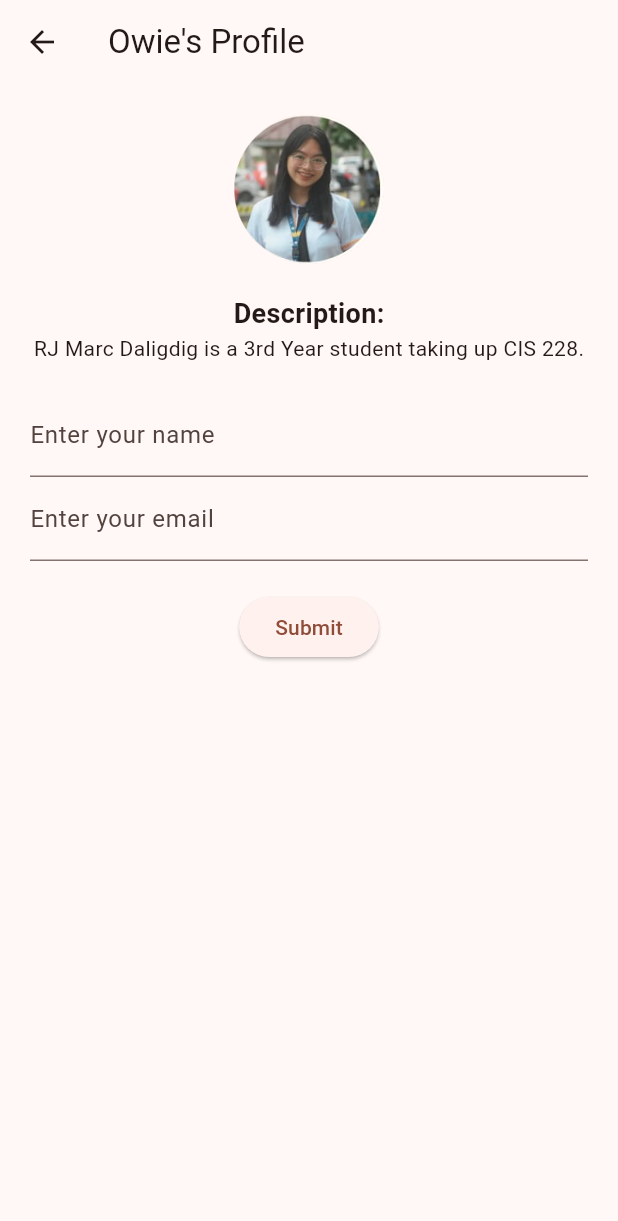
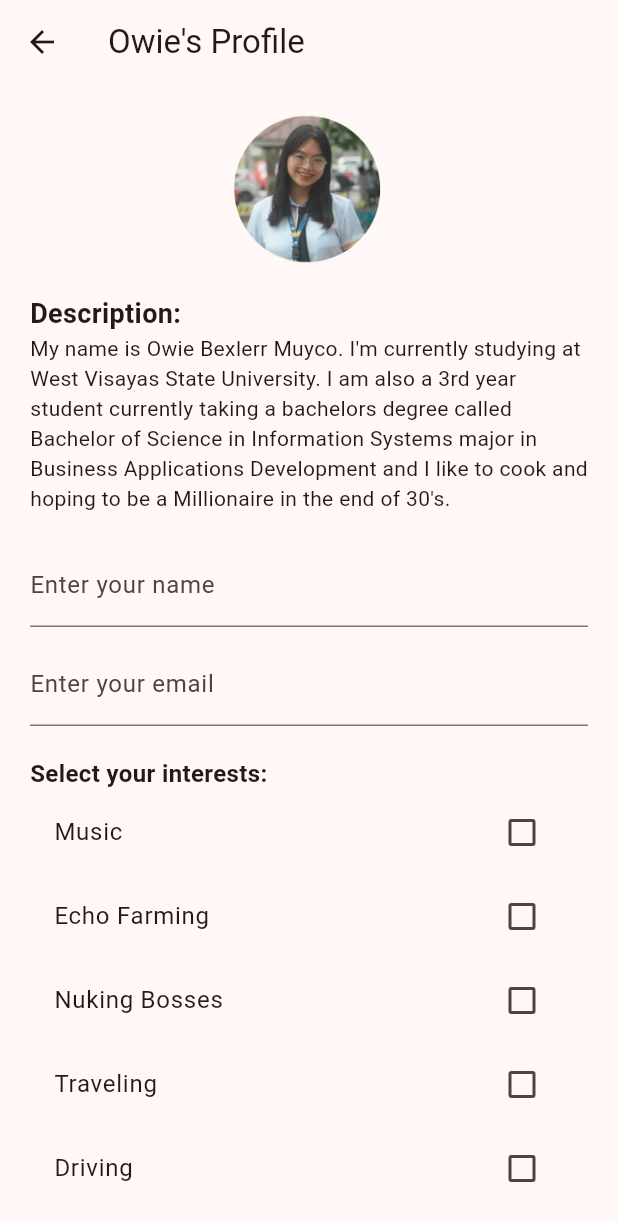
Before and after one commit to Arjim4rc/cis228_our_profile, a Flutter app: the ProfileOwie screen opened directly, on a phone screen of 412 x 824 dp. Shown: the top 1221 px of the screen. Run offline on Flutter 3.47's test engine with Material 3 defaults, Android fonts, the phone set to English and light mode, and no system bars.

Commit message:
Daligdig and Muyco Files

```diff
--- a/lib/profile_owie.dart
+++ b/lib/profile_owie.dart
@@ -25,7 +25,8 @@ class _ProfileOwieState extends State<ProfileOwie> {
   void _submitData() {
     String name = profilename.text.trim();
     String email = profileemail.text.trim();
-    List<String> selectedInterests = _interests.entries
+    List<String> selectedInterests =
+        _interests.entries
             .where((entry) => entry.value)
             .map((entry) => entry.key)
             .toList();
@@ -33,7 +34,9 @@ class _ProfileOwieState extends State<ProfileOwie> {
     print("\n==============  YOUR PROFILE  ==============");
     print("📌 Name: $name");
     print("📌 Email: $email");
-    print("📌 Selected Interests: ${selectedInterests.isNotEmpty ? selectedInterests.join(', ') : 'None'}");
+    print(
+      "📌 Selected Interests: ${selectedInterests.isNotEmpty ? selectedInterests.join(', ') : 'None'}",
+    );
     print("=================================================");
   }
 
@@ -41,20 +44,66 @@ class _ProfileOwieState extends State<ProfileOwie> {
   Widget build(BuildContext context) {
     return Scaffold(
       appBar: AppBar(title: const Text("Owie's Profile")),
-      body: Padding(
+      body: SingleChildScrollView(
+        child: Padding(
           padding: const EdgeInsets.all(20),
           child: Column(
+            crossAxisAlignment: CrossAxisAlignment.start,
             children: [
-            CircleAvatar(radius: 50, backgroundImage: AssetImage('assets/owie.jpg')),
+              Center(
+                child: CircleAvatar(
+                  radius: 50,
+                  backgroundImage: AssetImage('assets/owie.jpg'),
+                ),
+              ),
               const SizedBox(height: 20),
-            const Text("Description:", style: TextStyle(fontSize: 18, fontWeight: FontWeight.bold)),
-            const Text("RJ Marc Daligdig is a 3rd Year student taking up CIS 228."),
+              const Text(
+                "Description:",
+                style: TextStyle(fontSize: 18, fontWeight: FontWeight.bold),
+              ),
+              const Text(
+                "My name is Owie Bexlerr Muyco. I'm currently studying at West Visayas State University. I am also a 3rd year student currently taking a bachelors degree called Bachelor of Science in Information Systems major in Business Applications Development and I like to cook and hoping to be a Millionaire in the end of 30's.",
+              ),
               const SizedBox(height: 20),
-            TextField(controller: profilename, decoration: const InputDecoration(labelText: 'Enter your name')),
-            TextField(controller: profileemail, decoration: const InputDecoration(labelText: 'Enter your email')),
+              TextField(
+                controller: profilename,
+                decoration: const InputDecoration(labelText: 'Enter your name'),
+              ),
+              const SizedBox(height: 10),
+              TextField(
+                controller: profileemail,
+                decoration: const InputDecoration(
+                  labelText: 'Enter your email',
+                ),
+              ),
               const SizedBox(height: 20),
-            ElevatedButton(onPressed: _submitData, child: const Text("Submit")),
+              const Text(
+                "Select your interests:",
+                style: TextStyle(fontSize: 16, fontWeight: FontWeight.bold),
+              ),
+              Column(
+                children:
+                    _interests.keys.map((String key) {
+                      return CheckboxListTile(
+                        title: Text(key),
+                        value: _interests[key],
+                        onChanged: (bool? value) {
+                          setState(() {
+                            _interests[key] = value ?? false;
+                          });
+                        },
+                      );
+                    }).toList(),
+              ),
+              const SizedBox(height: 20),
+              Center(
+                child: ElevatedButton(
+                  onPressed: _submitData,
+                  child: const Text("Submit"),
+                ),
+              ),
             ],
+          ),
         ),
       ),
     );
--- a/lib/profile_rj.dart
+++ b/lib/profile_rj.dart
@@ -34,7 +34,8 @@ class _ProfileRJState extends State<ProfileRJ> {
   Widget build(BuildContext context) {
     return Scaffold(
       appBar: AppBar(title: const Text("RJ's Profile")),
-      body: Padding(
+      body: SingleChildScrollView(
+        child: Padding(
           padding: const EdgeInsets.all(16.0),
           child: Column(
             crossAxisAlignment: CrossAxisAlignment.center,
@@ -49,7 +50,7 @@ class _ProfileRJState extends State<ProfileRJ> {
                 style: TextStyle(fontSize: 18, fontWeight: FontWeight.bold),
               ),
               const Text(
-              "RJ Marc Daligdig is a 3rd Year student taking up CIS 228.",
+                "I am RJ Marc V. Daligdig. I'm currently studying at West Visayas State University. I am also a 3rd year student currently taking a bachelors degree called Bachelor of Science in Information Systems major in Business Applications Development and I like to play CS2 and Geoguessr.",
               ),
               const SizedBox(height: 16),
               TextField(
@@ -59,7 +60,9 @@ class _ProfileRJState extends State<ProfileRJ> {
               const SizedBox(height: 16),
               TextField(
                 controller: _emailController,
-              decoration: const InputDecoration(labelText: 'Enter your email'),
+                decoration: const InputDecoration(
+                  labelText: 'Enter your email',
+                ),
                 keyboardType: TextInputType.emailAddress,
               ),
               const SizedBox(height: 16),
@@ -79,8 +82,12 @@ class _ProfileRJState extends State<ProfileRJ> {
                     }).toList(),
               ),
               const SizedBox(height: 16),
-            ElevatedButton(onPressed: _submitForm, child: const Text("Submit")),
+              ElevatedButton(
+                onPressed: _submitForm,
+                child: const Text("Submit"),
+              ),
             ],
+          ),
         ),
       ),
     );
```
Lines whose indentation alone changed are shown as unchanged.
